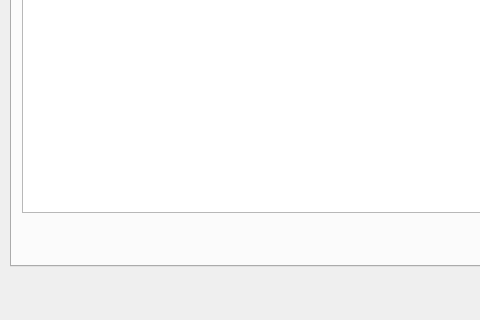
Qt form mainwindow.ui (Lobelie/IHM-Project) before a commit; both pictures show x 0 to 480 and y 241 to 561 of the 1059 by 561 pixel window.
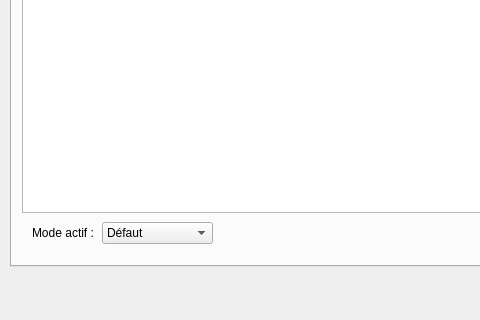
The same form after that commit. The open tabs and pages were chosen to show the change. Icons and pictures are not drawn.

Commit message: Add mode activation

Diff of the .ui file:
```diff
--- a/mainwindow.ui
+++ b/mainwindow.ui
@@ -698,6 +698,44 @@
        </property>
       </item>
      </widget>
+     <widget class="QComboBox" name="comboBox">
+      <property name="geometry">
+       <rect>
+        <x>90</x>
+        <y>410</y>
+        <width>111</width>
+        <height>22</height>
+       </rect>
+      </property>
+      <item>
+       <property name="text">
+        <string>Défaut</string>
+       </property>
+      </item>
+      <item>
+       <property name="text">
+        <string>Vacances</string>
+       </property>
+      </item>
+      <item>
+       <property name="text">
+        <string>Week end</string>
+       </property>
+      </item>
+     </widget>
+     <widget class="QLabel" name="label_2">
+      <property name="geometry">
+       <rect>
+        <x>20</x>
+        <y>410</y>
+        <width>71</width>
+        <height>21</height>
+       </rect>
+      </property>
+      <property name="text">
+       <string>Mode actif :</string>
+      </property>
+     </widget>
     </widget>
     <widget class="QWidget" name="tab">
      <attribute name="title">
```
Left out of the diff: 2 changed lines with no effect on the pictures. The commit also changes 1 other file.
